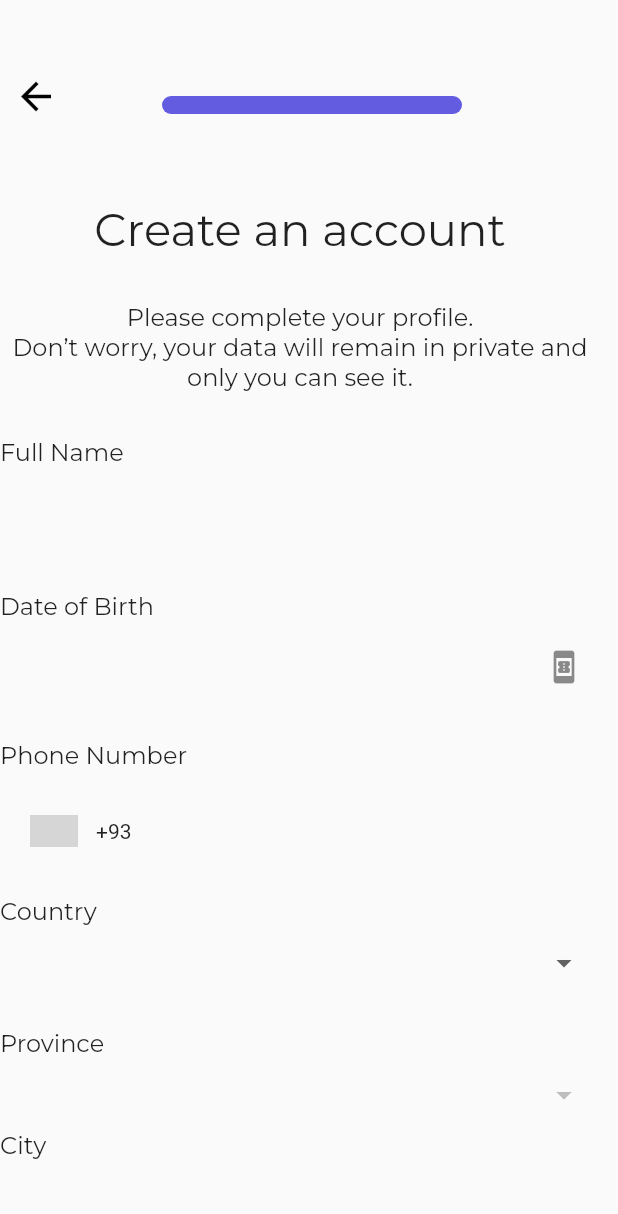
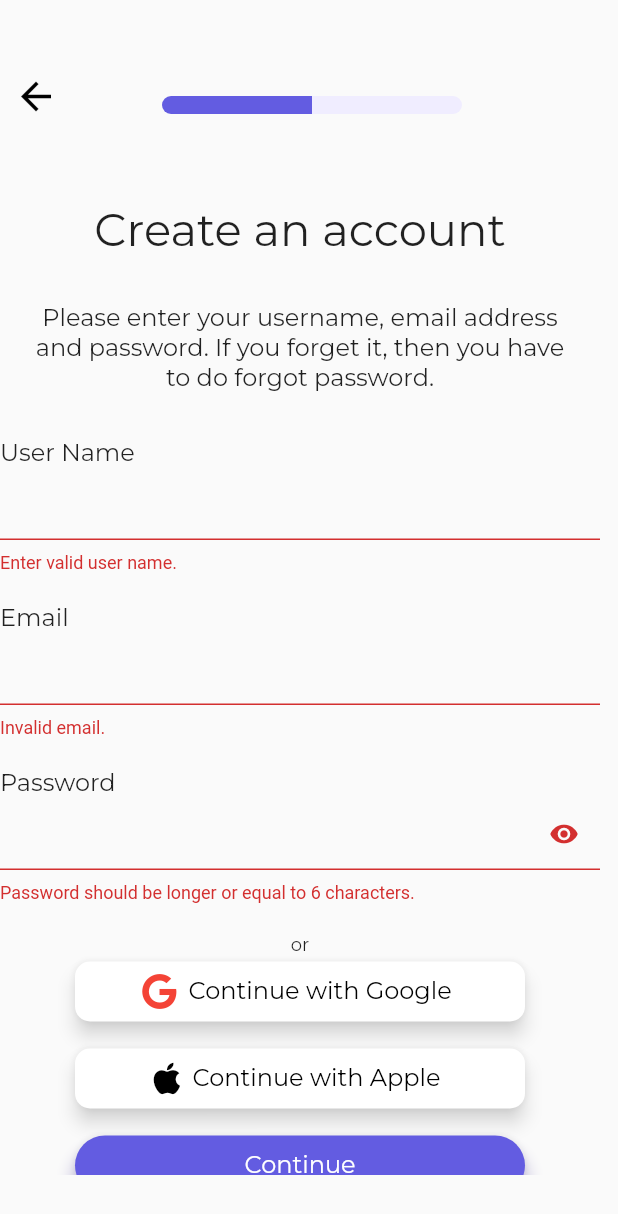
Before and after one commit to GDSC-UIT/school_violence, a Flutter app: the screen it shows after launch, after a tap on "Continue", on a phone screen of 412 x 824 dp. Shown: the top 1214 px of the screen. Run offline on Flutter 3.47's test engine with Material 2 defaults, Android fonts, the phone set to English and light mode, and no system bars; drawn by our look-alikes of intl_phone_number_input, step_progress_indicator; our stand-ins replace cloud_firestore, date_format, firebase_auth, firebase_core, flutter_spinkit, font_awesome_flutter and 3 more; accounts and stored records are empty; project files that could hold a hidden picture were left out; grey boxes are pictures that could not be loaded.

Commit message:
the newest version

```diff
--- a/lib/app/data/services/auth_services.dart
+++ b/lib/app/data/services/auth_services.dart
@@ -4,6 +4,7 @@ import 'package:get/get.dart';
 import 'package:google_sign_in/google_sign_in.dart';
 import 'package:firebase_auth/firebase_auth.dart';
 import 'package:school_violence_app/app/core/utils/utils.dart';
+import 'package:school_violence_app/app/core/values/app_colors.dart';
 import 'package:school_violence_app/app/data/services/database.dart';
 import 'package:school_violence_app/app/modules/intro/screens/intro_screen.dart';
 import 'package:school_violence_app/app/routes/app_pages.dart';
@@ -43,24 +44,55 @@ class AuthServices {
 
   // Register
 
-  MyUser? _userFromFirebaseUser(User? user) {
-    return user != null ? MyUser(uid: user.uid) : null;
-  }
-
-  Future registerWithEmailAndPassword(String email, String password) async {
+  Future signUp(
+      String userName,
+      String email,
+      String password,
+      String fullName,
+      String dateOfBirth,
+      String phoneNumber,
+      String country,
+      String province,
+      String city,
+      String school) async {
     try {
       UserCredential result = await _auth.createUserWithEmailAndPassword(
           email: email, password: password);
       User? user = result.user;
+      print(user!.uid);
+      await DatabaseService(uid: user.uid).updateUserData(
+          userName,
+          email,
+          password,
+          fullName,
+          dateOfBirth,
+          phoneNumber,
+          country,
+          province,
+          city,
+          school);
+    } on FirebaseAuthException catch (e) {
+      String title = e.code.replaceAll(RegExp('-'), ' ').capitalize!;
+      String message = '';
 
-      // create a new document for the user with the uid
-      await DatabaseService(uid: user?.uid)
-          .updateUserData('0', 'new crew member', 100);
-      return _userFromFirebaseUser(user!);
+      if (e.code == 'weak-password') {
+        message = 'The password provided is too weak.';
+      } else if (e.code == 'email-already-in-use') {
+        message = ('The account already exists for that email.');
+      } else {
+        message = e.message.toString();
+      }
+      Get.snackbar(title, message,
+          snackPosition: SnackPosition.BOTTOM,
+          backgroundColor: AppColors.primaryColor,
+          colorText: AppColors.white);
     } catch (e) {
-      print(e.toString());
-      return null;
+      Get.snackbar('Error occured!', e.toString(),
+          snackPosition: SnackPosition.BOTTOM,
+          backgroundColor: AppColors.primaryColor,
+          colorText: AppColors.white);
     }
+    //Get.offAll(() => AppRoutes.intro);
   }
 
   //Apple
--- a/lib/app/data/services/database.dart
+++ b/lib/app/data/services/database.dart
@@ -5,14 +5,31 @@ class DatabaseService {
   DatabaseService({this.uid});
   // collection reference
   final CollectionReference inforCollection =
-      FirebaseFirestore.instance.collection('roads');
+      FirebaseFirestore.instance.collection('users');
 
-  Future updateUserData(String sugars, String name, int strength) async {
+  Future updateUserData(
+      String userName,
+      String email,
+      String password,
+      String fullName,
+      String dateOfBirth,
+      String phoneNumber,
+      String country,
+      String province,
+      String city,
+      String school) async {
     return await inforCollection.doc(uid).set(
       {
-        'sugars': sugars,
-        'name': name,
-        'strength': strength,
+        'userName': userName,
+        'email': email,
+        'password': password,
+        'fullName': fullName,
+        'dateOfBirth': dateOfBirth,
+        'phoneNumber': phoneNumber,
+        'country': country,
+        'province': province,
+        'city': city,
+        'school': school,
       },
     );
   }
--- a/lib/app/modules/intro/widgets/get_started_button.dart
+++ b/lib/app/modules/intro/widgets/get_started_button.dart
@@ -17,8 +17,8 @@ class GetStartedButton extends StatelessWidget {
         shadowColor: AppColors.primaryColorShadow,
         elevation: 5,
         minimumSize: const Size(300, 40),
-        shape: RoundedRectangleBorder(
-            borderRadius: BorderRadius.circular(20.0)),
+        shape:
+            RoundedRectangleBorder(borderRadius: BorderRadius.circular(30.0)),
       ),
       child: const Text(
         'GET STARTED',
--- a/lib/app/modules/intro/widgets/have_account_button.dart
+++ b/lib/app/modules/intro/widgets/have_account_button.dart
@@ -18,7 +18,7 @@ class HaveAccountButton extends StatelessWidget {
         elevation: 5,
         minimumSize: const Size(300, 40),
         shape:
-            RoundedRectangleBorder(borderRadius: BorderRadius.circular(20.0)),
+            RoundedRectangleBorder(borderRadius: BorderRadius.circular(30.0)),
       ),
       child: const Text(
         'I ALREADY HAVE AN ACCOUNT',
--- a/lib/app/modules/sign_up/screens/create_account_screen.dart
+++ b/lib/app/modules/sign_up/screens/create_account_screen.dart
@@ -13,7 +13,9 @@ SingleChildScrollView createAccount() {
   final SignUpController ctrl = Get.find<SignUpController>();
 
   final AuthServices _auth = AuthServices();
-  final _formKey = GlobalKey<FormState>();
+
+  GlobalKey<FormState> _formKey = GlobalKey<FormState>();
+
   return SingleChildScrollView(
     child: Form(
       key: _formKey,
@@ -48,7 +50,7 @@ SingleChildScrollView createAccount() {
                   fontFamily: 'Montserrat',
                 ),
               ),
-              UserNameField(),
+              UserNameField(userNameController: ctrl.userNameController,),
               SizedBox(height: 20),
               const Text(
                 'Email',
@@ -58,7 +60,7 @@ SingleChildScrollView createAccount() {
                   fontFamily: 'Montserrat',
                 ),
               ),
-              EmailField(),
+              EmailField(emailController:  ctrl.emailController,),
               SizedBox(height: 20),
               const Text(
                 'Password',
@@ -68,7 +70,7 @@ SingleChildScrollView createAccount() {
                   fontFamily: 'Montserrat',
                 ),
               ),
-              PasswordField(ctrl: ctrl),
+              PasswordField(ctrl: ctrl, passwordController: ctrl.passwordController,),
             ],
           ),
           SizedBox(height: 20),
@@ -93,7 +95,13 @@ SingleChildScrollView createAccount() {
 
           // Continue
 
-          ContinueButton(ctrl: ctrl, formKey: _formKey),
+          ContinueButton(
+            ctrl: ctrl,
+            formKey: _formKey,
+            userNameController: ctrl.userNameController,
+            emailController: ctrl.emailController,
+            passwordController: ctrl.passwordController,
+          ),
         ],
       ),
     ),
--- a/lib/app/modules/sign_up/screens/detailed_infor_screen.dart
+++ b/lib/app/modules/sign_up/screens/detailed_infor_screen.dart
@@ -10,11 +10,20 @@ import 'package:school_violence_app/app/modules/sign_up/widgets/sign_up_button.d
 
 SingleChildScrollView detailedInfor(BuildContext context) {
   final SignUpController ctrl = Get.find<SignUpController>();
+
+  final GlobalKey<FormState> _formkey = GlobalKey<FormState>();
+
+  String? country;
+  String? province;
+  String? city;
+  String? school;
   String? countryId;
   String? provinceId;
   String? cityId;
   String? schoolId;
   return SingleChildScrollView(
+    child: Form(
+      key: _formkey,
       child: Column(
         children: [
           SizedBox(height: 35),
@@ -46,7 +55,7 @@ SingleChildScrollView detailedInfor(BuildContext context) {
                   fontFamily: 'Montserrat',
                 ),
               ),
-            FullNameField(),
+              FullNameField(fullNameController: ctrl.fullNameController),
               SizedBox(height: 20),
               const Text(
                 'Date of Birth',
@@ -56,7 +65,7 @@ SingleChildScrollView detailedInfor(BuildContext context) {
                   fontFamily: 'Montserrat',
                 ),
               ),
-            DateOfBirthField(),
+              DateOfBirthField(dateController: ctrl.dateController),
               SizedBox(height: 20),
               const Text(
                 'Phone Number',
@@ -66,7 +75,9 @@ SingleChildScrollView detailedInfor(BuildContext context) {
                   fontFamily: 'Montserrat',
                 ),
               ),
-            PhoneNumberField(),
+              PhoneNumberField(
+                phoneNumberController: ctrl.phoneNumberController,
+              ),
               SizedBox(height: 20),
 
               // Coutry
@@ -87,13 +98,17 @@ SingleChildScrollView detailedInfor(BuildContext context) {
                 (onChangedVal) {
                   countryId = onChangedVal;
                   ctrl.updateProvince(Picker()
-                    .province
+                      .provinces
                       .where(
                         (element) =>
                             element['ParentId'].toString() ==
                             onChangedVal.toString(),
                       )
                       .toList());
+                  Iterable<Map> temp = Picker().countries.where(
+                        (element) => element['ID'].toString() == countryId,
+                      );
+                  country = temp.first['Name'];
                   provinceId = '';
                 },
                 (onValidateVal) {
@@ -126,13 +141,17 @@ SingleChildScrollView detailedInfor(BuildContext context) {
                   (onChangedVal) {
                     provinceId = onChangedVal;
                     ctrl.updateCity(Picker()
-                      .city
+                        .cities
                         .where(
                           (element) =>
                               element['ParentId'].toString() ==
                               onChangedVal.toString(),
                         )
                         .toList());
+                    Iterable<Map> temp = Picker().provinces.where(
+                          (element) => element['ID'].toString() == provinceId,
+                        );
+                    province = temp.first['Name'];
                     cityId = '';
                   },
                   (onValidateVal) {
@@ -165,13 +184,17 @@ SingleChildScrollView detailedInfor(BuildContext context) {
                   (onChangedVal) {
                     cityId = onChangedVal;
                     ctrl.updateSchool(Picker()
-                      .school
+                        .schools
                         .where(
                           (element) =>
                               element['ParentId'].toString() ==
                               onChangedVal.toString(),
                         )
                         .toList());
+                    Iterable<Map> temp = Picker().cities.where(
+                          (element) => element['ID'].toString() == cityId,
+                        );
+                    city = temp.first['Name'];
                     schoolId = '';
                   },
                   (onValidateVal) {
@@ -202,7 +225,11 @@ SingleChildScrollView detailedInfor(BuildContext context) {
                   schoolId,
                   ctrl.school,
                   (onChangedVal) {
-                  cityId = onChangedVal;
+                    schoolId = onChangedVal;
+                    Iterable<Map> temp = Picker().schools.where(
+                          (element) => element['ID'].toString() == schoolId,
+                        );
+                    school = temp.first['Name'];
                   },
                   (onValidateVal) {
                     onValidateVal == null ? 'Please select school' : null;
@@ -217,8 +244,18 @@ SingleChildScrollView detailedInfor(BuildContext context) {
               SizedBox(height: 20),
             ],
           ),
-        SignUpButton(),
+          SignUpButton(
+            formKey: _formkey,
+            fullNameController: ctrl.fullNameController,
+            dateController: ctrl.dateController,
+            phoneNumberController: ctrl.phoneNumberController,
+            country: country,
+            province: province,
+            city: city,
+            school: school,
+          ),
         ],
+      ),
     ),
   );
 }
--- a/lib/app/modules/sign_up/sign_up_controller.dart
+++ b/lib/app/modules/sign_up/sign_up_controller.dart
@@ -7,10 +7,12 @@ class SignUpController extends GetxController {
   RxList province = [].obs;
   RxList city = [].obs;
   RxList school = [].obs;
-  RxString userName = ''.obs;
-  RxString email = ''.obs;
-  RxString password = ''.obs;
-  RxString error = ''.obs;
+  TextEditingController userNameController = TextEditingController();
+  TextEditingController emailController = TextEditingController();
+  TextEditingController passwordController = TextEditingController();
+  TextEditingController fullNameController = TextEditingController();
+  TextEditingController dateController = TextEditingController();
+  TextEditingController phoneNumberController = TextEditingController();
 
   void updateSelectedIndex(int id) => selectedIndex.value = id;
 
@@ -22,11 +24,12 @@ class SignUpController extends GetxController {
 
   void updateSchool(List data) => school.value = data;
 
-  void updateUserName(String data) => userName.value = data;
+  void updateUserNameController(TextEditingController data) =>
+      userNameController = data;
 
-  void updateEmail(String data) => email.value = data;
+  void updateEmailController(TextEditingController data) =>
+      emailController = data;
 
-  void updatePassword(String data) => password.value = data;
-
-  void updateError(String data) => error.value = data;
+  void updatePasswordController(TextEditingController data) =>
+      passwordController = data;
 }
--- a/lib/app/modules/sign_up/widgets/continue_button.dart
+++ b/lib/app/modules/sign_up/widgets/continue_button.dart
@@ -8,7 +8,13 @@ class ContinueButton extends StatelessWidget {
     Key? key,
     required this.ctrl,
     required formKey,
+    required userNameController,
+    required emailController,
+    required passwordController,
   })  : _formKey = formKey,
+        _userNameController = userNameController,
+        _emailController = emailController,
+        _passwordController = passwordController,
         super(key: key);
 
   final AuthServices _auth = AuthServices();
@@ -17,17 +23,18 @@ class ContinueButton extends StatelessWidget {
 
   final GlobalKey<FormState> _formKey;
 
+  final TextEditingController _userNameController;
+
+  final TextEditingController _emailController;
+
+  final TextEditingController _passwordController;
   @override
   Widget build(BuildContext context) {
     return ElevatedButton(
       onPressed: () async {
-        ctrl.updateSelectedIndex(2);
         if (_formKey.currentState!.validate()) {
-          dynamic result = await _auth.registerWithEmailAndPassword(
-              ctrl.email.value, ctrl.password.value);
-          if (result == null) {
-            ctrl.updateError('Please supply a valid email');
-          }
+          //await _auth.signUp(userName, email, password);
+          ctrl.updateSelectedIndex(2);
         }
       },
       style: ElevatedButton.styleFrom(
@@ -36,7 +43,7 @@ class ContinueButton extends StatelessWidget {
         elevation: 5,
         minimumSize: const Size(300, 40),
         shape:
-            RoundedRectangleBorder(borderRadius: BorderRadius.circular(20.0)),
+            RoundedRectangleBorder(borderRadius: BorderRadius.circular(30.0)),
       ),
       child: Text(
         'Continue',
--- a/lib/app/modules/sign_up/widgets/date_of_birth_field.dart
+++ b/lib/app/modules/sign_up/widgets/date_of_birth_field.dart
@@ -7,14 +7,16 @@ import 'package:school_violence_app/app/modules/sign_up/sign_up_controller.dart'
 class DateOfBirthField extends StatelessWidget {
   DateOfBirthField({
     Key? key,
-  }) : super(key: key);
+    required dateController,
+  }) : _dateController = dateController,
+   super(key: key);
 
-  final TextEditingController dateController = TextEditingController();
+  final TextEditingController _dateController;
 
   @override
   Widget build(BuildContext context) {
     return TextFormField(
-      controller: dateController,
+      controller: _dateController,
       decoration: const InputDecoration(
         enabledBorder: OutlineInputBorder(
           borderSide: BorderSide(color: AppColors.transparent, width: 2.0),
@@ -32,7 +34,7 @@ class DateOfBirthField extends StatelessWidget {
           lastDate: DateTime.now(),
         );
         if (pickedDate != null) {
-          dateController.text = Text(
+          _dateController.text = Text(
             formatDate(
               pickedDate,
               [mm, '/', dd, '/', yyyy],
--- a/lib/app/modules/sign_up/widgets/email_field.dart
+++ b/lib/app/modules/sign_up/widgets/email_field.dart
@@ -5,13 +5,18 @@ import 'package:school_violence_app/app/modules/sign_up/sign_up_controller.dart'
 class EmailField extends StatelessWidget {
   EmailField({
     Key? key,
-  }) : super(key: key);
+    required emailController,
+  })  : _emailController = emailController,
+        super(key: key);
 
   final SignUpController ctrl = SignUpController();
+
+  final TextEditingController _emailController;
 
   @override
   Widget build(BuildContext context) {
     return TextFormField(
+      controller: _emailController,
       style: TextStyle(fontSize: 20),
       decoration: InputDecoration(
         enabledBorder: OutlineInputBorder(
@@ -21,9 +26,17 @@ class EmailField extends StatelessWidget {
           borderSide: BorderSide(color: AppColors.primaryColor, width: 2.0),
         ),
       ),
-      validator: (val) => val!.isEmpty ? 'Enter an Email' : null,
+      validator: (value) {
+        bool _isEmailValid = RegExp(
+                r"^[a-zA-Z0-9.a-zA-Z0-9.!#$%&'*+-/=?^_`{|}~]+@[a-zA-Z0-9]+\.[a-zA-Z]+")
+            .hasMatch(value!);
+        if (!_isEmailValid) {
+          return 'Invalid email.';
+        }
+        return null;
+      },
       onChanged: (val) {
-        ctrl.updateEmail(val);
+        // ctrl.updateEmail(val);
       },
     );
   }
--- a/lib/app/modules/sign_up/widgets/full_name_field.dart
+++ b/lib/app/modules/sign_up/widgets/full_name_field.dart
@@ -4,20 +4,23 @@ import 'package:school_violence_app/app/core/values/app_colors.dart';
 class FullNameField extends StatelessWidget {
   const FullNameField({
     Key? key,
-  }) : super(key: key);
+    required fullNameController,
+  })  : _fullNameController = fullNameController,
+        super(key: key);
+
+  final TextEditingController _fullNameController;
 
   @override
   Widget build(BuildContext context) {
     return TextFormField(
+      controller: _fullNameController,
       style: TextStyle(fontSize: 20),
       decoration: InputDecoration(
         enabledBorder: OutlineInputBorder(
-          borderSide:
-              BorderSide(color: AppColors.transparent, width: 2.0),
+          borderSide: BorderSide(color: AppColors.transparent, width: 2.0),
         ),
         focusedBorder: OutlineInputBorder(
-          borderSide:
-              BorderSide(color: AppColors.primaryColor, width: 2.0),
+          borderSide: BorderSide(color: AppColors.primaryColor, width: 2.0),
         ),
       ),
       validator: (val) => val!.isEmpty ? 'Enter an Full Name' : null,
--- a/lib/app/modules/sign_up/widgets/password_field.dart
+++ b/lib/app/modules/sign_up/widgets/password_field.dart
@@ -7,15 +7,20 @@ class PasswordField extends StatelessWidget {
   const PasswordField({
     Key? key,
     required this.ctrl,
-  }) : super(key: key);
+    required passwordController,
+  })  : _passwordController = passwordController,
+        super(key: key);
 
   final SignUpController ctrl;
+
+  final TextEditingController _passwordController;
 
   @override
   Widget build(BuildContext context) {
     return Container(
       child: Obx(
         () => TextFormField(
+          controller: _passwordController,
           style: TextStyle(fontSize: 20),
           decoration: InputDecoration(
             suffixIcon: IconButton(
@@ -35,9 +40,14 @@ class PasswordField extends StatelessWidget {
             ),
           ),
           obscureText: ctrl.hide.value,
-          validator: (val) => val!.isEmpty ? 'Password' : null,
+          validator: (value) {
+            if (value.toString().length < 6) {
+              return 'Password should be longer or equal to 6 characters.';
+            }
+            return null;
+          },
           onChanged: (val) {
-            ctrl.updatePassword(val);
+            // ctrl.updatePassword(val);
           },
         ),
       ),
--- a/lib/app/modules/sign_up/widgets/phone_number_field.dart
+++ b/lib/app/modules/sign_up/widgets/phone_number_field.dart
@@ -5,11 +5,16 @@ import 'package:school_violence_app/app/core/values/app_colors.dart';
 class PhoneNumberField extends StatelessWidget {
   const PhoneNumberField({
     Key? key,
-  }) : super(key: key);
+    required phoneNumberController,
+  }) : _phoneNumberController = phoneNumberController,
+  super(key: key);
+
+  final TextEditingController _phoneNumberController;
 
   @override
   Widget build(BuildContext context) {
     return InternationalPhoneNumberInput(
+      textFieldController: _phoneNumberController,
       onInputChanged: (value) {},
       textStyle: TextStyle(
         fontSize: 20,
--- a/lib/app/modules/sign_up/widgets/user_name_field.dart
+++ b/lib/app/modules/sign_up/widgets/user_name_field.dart
@@ -5,13 +5,18 @@ import 'package:school_violence_app/app/modules/sign_up/sign_up_controller.dart'
 class UserNameField extends StatelessWidget {
   UserNameField({
     Key? key,
-  }) : super(key: key);
+    required userNameController,
+  })  : _userNameController = userNameController,
+        super(key: key);
 
   final SignUpController ctrl = SignUpController();
+
+  final TextEditingController _userNameController;
 
   @override
   Widget build(BuildContext context) {
     return TextFormField(
+      controller: _userNameController,
       style: TextStyle(fontSize: 20),
       decoration: InputDecoration(
         enabledBorder: OutlineInputBorder(
@@ -21,9 +26,14 @@ class UserNameField extends StatelessWidget {
           borderSide: BorderSide(color: AppColors.primaryColor, width: 2.0),
         ),
       ),
-      validator: (val) => val!.isEmpty ? 'Enter an User Name' : null,
+      validator: (value) {
+        if (value.toString().length <= 2) {
+          return 'Enter valid user name.';
+        }
+        return null;
+      },
       onChanged: (val) {
-        ctrl.updateUserName(val);
+        // ctrl.updateUserName(val);
       },
     );
   }
```
Also changed, not shown: lib/app/modules/sign_up/widgets/formhelper_and_picker.dart (+10 -10 lines), lib/app/modules/sign_up/widgets/sign_up_button.dart (+42 -3 lines), 1 other file. Lines whose indentation alone changed are shown as unchanged.
